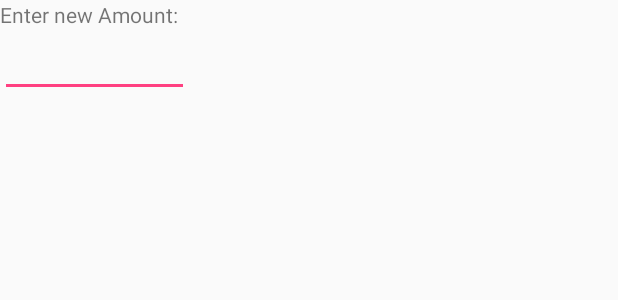
After one commit to RSandhir/ExpenseLog, an Android app: the layout edit_alert.xml on its own in the app's theme, with its tools: preview values and no code run, on a phone screen of 412 x 824 dp. The commit adds this screen. Shown: the top 300 px of the screen. Run offline under Robolectric (Android 15) with nearby library versions, the phone set to English and light mode, and no system bars.

Commit message:
Added option to edit entries.

```diff
--- a/app/src/main/java/com/rsandhir/expenselog/DatabaseHelper.java
+++ b/app/src/main/java/com/rsandhir/expenselog/DatabaseHelper.java
@@ -58,4 +58,10 @@ public class DatabaseHelper extends SQLiteOpenHelper {
             sqLiteDatabase.execSQL(exec_sql);
         }
     }
+
+    public void editSelected(String s, String new_Amt) {
+        SQLiteDatabase sqLiteDatabase = this.getWritableDatabase();
+        String exec_sql = "UPDATE " + Table_Name + " SET Amount= " + new_Amt + " WHERE Id=" + s;
+        sqLiteDatabase.execSQL(exec_sql);
+    }
 }
--- a/app/src/main/java/com/rsandhir/expenselog/MainActivity.java
+++ b/app/src/main/java/com/rsandhir/expenselog/MainActivity.java
@@ -171,8 +171,6 @@ public class MainActivity extends AppCompatActivity implements NavigationView.On
             writeTotal(0);
             Intent i = new Intent(MainActivity.this, pocketmoney.class);
             startActivity(i);
-        } else if (id == R.id.share) {
-            Toast.makeText(this, "share", Toast.LENGTH_LONG).show();
         } else if (id == R.id.logout) {
             Toast.makeText(this, "logout", Toast.LENGTH_LONG).show();
             FirebaseAuth.getInstance().signOut();
--- a/app/src/main/res/layout/activity_register.xml
+++ b/app/src/main/res/layout/activity_register.xml
@@ -4,6 +4,7 @@
     android:layout_width="match_parent"
     android:layout_height="match_parent"
     tools:context=".RegisterActivity"
+    android:background="@drawable/gradient1"
     android:orientation="vertical">
 
     <EditText
--- /dev/null
+++ b/app/src/main/res/layout/edit_alert.xml
@@ -0,0 +1,18 @@
+<?xml version="1.0" encoding="utf-8"?>
+<LinearLayout xmlns:android="http://schemas.android.com/apk/res/android"
+    android:layout_width="match_parent"
+    android:layout_height="match_parent"
+    android:orientation="vertical">
+
+    <TextView
+        android:layout_width="wrap_content"
+        android:layout_height="wrap_content"
+        android:text="Enter new Amount:" />
+
+    <EditText
+        android:id="@+id/newamt"
+        android:layout_width="20mm"
+        android:layout_height="wrap_content"
+        android:inputType="number" />
+
+</LinearLayout>
--- a/app/src/main/res/menu/drawermenu.xml
+++ b/app/src/main/res/menu/drawermenu.xml
@@ -3,7 +3,10 @@
 
     <group android:checkableBehavior="single">
 
-    <item android:id="@+id/viewnotes" android:title="View Notes" android:icon="@drawable/ic_pageview_black_24dp"></item>
+        <item
+            android:id="@+id/viewnotes"
+            android:icon="@drawable/ic_pageview_black_24dp"
+            android:title="View Records"></item>
         <item
             android:id="@+id/edit_pmoney"
             android:icon="@drawable/ic_money_black_24dp"
@@ -11,7 +14,6 @@
     </group>
     <item android:id="@+id/i6" android:title="Communicate" android:icon="@drawable/ic_share_black_24dp">
     <menu>
-        <item android:id="@+id/share" android:title="Share" android:icon="@drawable/ic_share_black_24dp"></item>
         <item android:id="@+id/logout" android:title="Logout" android:icon="@drawable/ic_close_black_24dp"></item>
     </menu>
     </item>
--- a/app/src/main/res/menu/menu.xml
+++ b/app/src/main/res/menu/menu.xml
@@ -6,5 +6,8 @@
         android:title="Delete Selected">
 
     </item>
+    <item
+        android:id="@+id/edit_record"
+        android:title="Edit" />
 
 </menu>
--- a/app/src/main/res/values/styles.xml
+++ b/app/src/main/res/values/styles.xml
@@ -15,4 +15,8 @@
         <item name="android:progressDrawable">@drawable/progress_custom</item>
         <item name="android:minWidth">200dp</item>
     </style>
+
+    <style name="MyDialogTheme" parent="Theme.AppCompat.Light.Dialog.Alert">
+        <item name="colorPrimary">@android:color/black</item>
+    </style>
 </resources>
--- a/build.gradle
+++ b/build.gradle
@@ -7,7 +7,7 @@ buildscript {
 
     }
     dependencies {
-        classpath 'com.android.tools.build:gradle:3.4.0'
+        classpath 'com.android.tools.build:gradle:3.5.0-alpha13'
         classpath 'com.google.gms:google-services:4.2.0'
 
         // NOTE: Do not place your application dependencies here; they belong
```
Also changed, not shown: app/src/main/java/com/rsandhir/expenselog/SpendingsListView.java (+46 -1 lines), app/src/main/res/layout/activity_login.xml (+4 -3 lines), gradle/wrapper/gradle-wrapper.properties.
